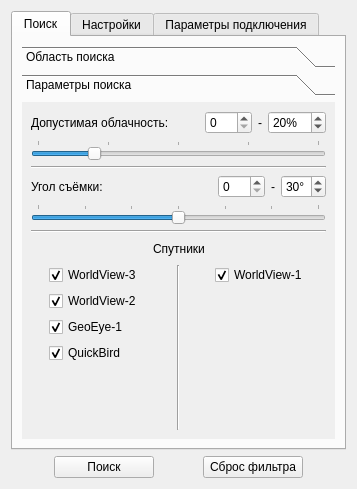
The window that geo_get_dialog_base.ui (bazzile/GeoGet) describes before a commit, drawn with Qt 5.
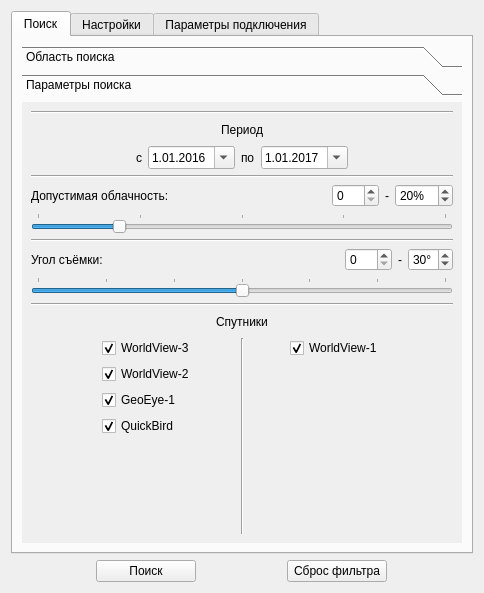
The same window after the commit. The open tabs and pages were chosen to show the change.

Commit message: added period range

The edit to the form file:
```diff
--- a/geo_get_dialog_base.ui
+++ b/geo_get_dialog_base.ui
@@ -6,8 +6,8 @@
    <rect>
     <x>0</x>
     <y>0</y>
-    <width>357</width>
-    <height>489</height>
+    <width>484</width>
+    <height>593</height>
    </rect>
   </property>
   <property name="windowTitle">
@@ -108,14 +108,147 @@
            <rect>
             <x>0</x>
             <y>0</y>
-            <width>307</width>
-            <height>319</height>
+            <width>434</width>
+            <height>423</height>
            </rect>
           </property>
           <attribute name="label">
            <string>Параметры поиска</string>
           </attribute>
-          <layout class="QVBoxLayout" name="verticalLayout_3">
+          <layout class="QVBoxLayout" name="verticalLayout_5">
+           <item>
+            <widget class="Line" name="line_5">
+             <property name="orientation">
+              <enum>Qt::Horizontal</enum>
+             </property>
+            </widget>
+           </item>
+           <item>
+            <layout class="QVBoxLayout" name="verticalLayout_3">
+             <item>
+              <layout class="QHBoxLayout" name="Date_label_HL">
+               <item>
+                <spacer name="horizontalSpacer_13">
+                 <property name="orientation">
+                  <enum>Qt::Horizontal</enum>
+                 </property>
+                 <property name="sizeHint" stdset="0">
+                  <size>
+                   <width>40</width>
+                   <height>20</height>
+                  </size>
+                 </property>
+                </spacer>
+               </item>
+               <item>
+                <widget class="QLabel" name="label_5">
+                 <property name="text">
+                  <string>Период</string>
+                 </property>
+                </widget>
+               </item>
+               <item>
+                <spacer name="horizontalSpacer_14">
+                 <property name="orientation">
+                  <enum>Qt::Horizontal</enum>
+                 </property>
+                 <property name="sizeHint" stdset="0">
+                  <size>
+                   <width>40</width>
+                   <height>20</height>
+                  </size>
+                 </property>
+                </spacer>
+               </item>
+              </layout>
+             </item>
+             <item>
+              <layout class="QHBoxLayout" name="Dates_HL">
+               <item>
+                <spacer name="horizontalSpacer_11">
+                 <property name="orientation">
+                  <enum>Qt::Horizontal</enum>
+                 </property>
+                 <property name="sizeHint" stdset="0">
+                  <size>
+                   <width>40</width>
+                   <height>20</height>
+                  </size>
+                 </property>
+                </spacer>
+               </item>
+               <item>
+                <widget class="QLabel" name="label_4">
+                 <property name="text">
+                  <string>с</string>
+                 </property>
+                </widget>
+               </item>
+               <item>
+                <widget class="QDateEdit" name="dateEdit">
+                 <property name="date">
+                  <date>
+                   <year>2016</year>
+                   <month>1</month>
+                   <day>1</day>
+                  </date>
+                 </property>
+                 <property name="displayFormat">
+                  <string>d.MM.yyyy</string>
+                 </property>
+                 <property name="calendarPopup">
+                  <bool>true</bool>
+                 </property>
+                </widget>
+               </item>
+               <item>
+                <widget class="QLabel" name="label_2">
+                 <property name="text">
+                  <string>по</string>
+                 </property>
+                </widget>
+               </item>
+               <item>
+                <widget class="QDateEdit" name="dateEdit_2">
+                 <property name="date">
+                  <date>
+                   <year>2017</year>
+                   <month>1</month>
+                   <day>1</day>
+                  </date>
+                 </property>
+                 <property name="displayFormat">
+                  <string>d.MM.yyyy</string>
+                 </property>
+                 <property name="calendarPopup">
+                  <bool>true</bool>
+                 </property>
+                </widget>
+               </item>
+               <item>
+                <spacer name="horizontalSpacer_12">
+                 <property name="orientation">
+                  <enum>Qt::Horizontal</enum>
+                 </property>
+                 <property name="sizeHint" stdset="0">
+                  <size>
+                   <width>40</width>
+                   <height>20</height>
+                  </size>
+                 </property>
+                </spacer>
+               </item>
+              </layout>
+             </item>
+            </layout>
+           </item>
+           <item>
+            <widget class="Line" name="line_4">
+             <property name="orientation">
+              <enum>Qt::Horizontal</enum>
+             </property>
+            </widget>
+           </item>
            <item>
             <layout class="QVBoxLayout" name="Cloud_verticalLayout">
              <item>
@@ -358,7 +491,7 @@
             </layout>
            </item>
            <item>
-            <layout class="QHBoxLayout" name="horizontalLayout_2">
+            <layout class="QHBoxLayout" name="Satellites_Hv">
              <item>
               <spacer name="horizontalSpacer_9">
                <property name="orientation">
```
Left out of the diff: 6 changed lines with no effect on the pictures.
